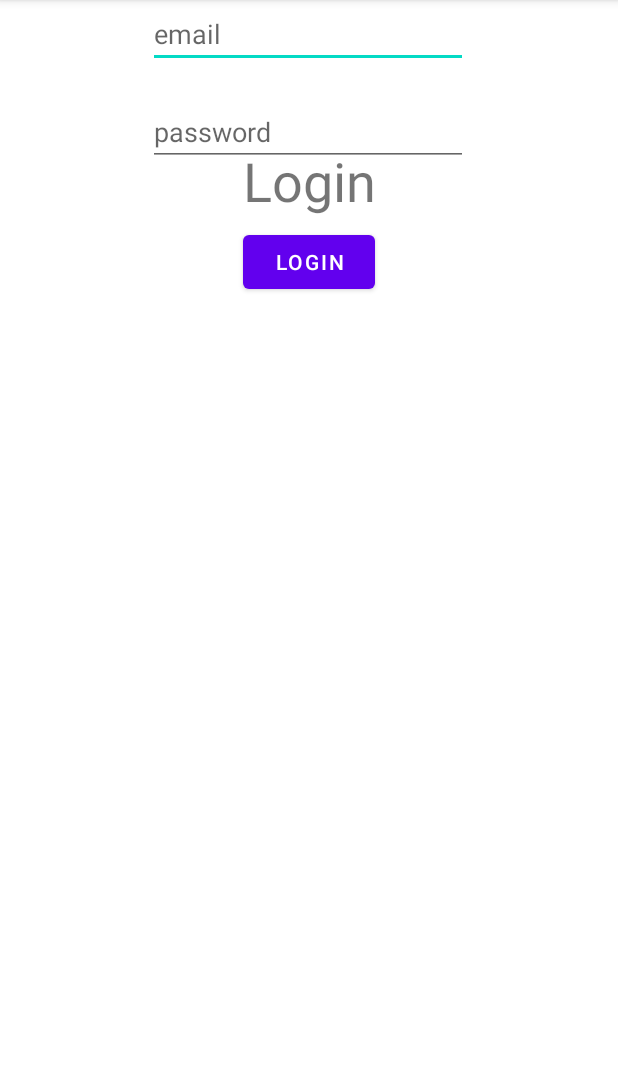
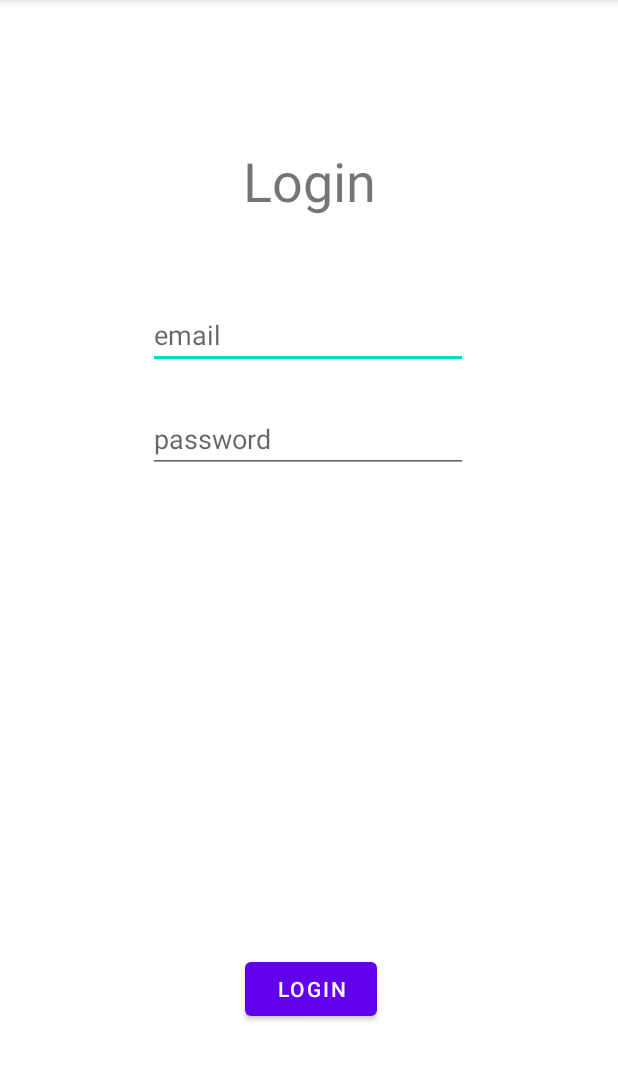
Before and after one commit to mhas97/TennisLadder-Frontend, an Android app: the MainActivity screen opened directly, with no data from a screen before it, on a phone screen of 412 x 824 dp, the part 84-1165 px from its top. Run offline under Robolectric (Android 15) with nearby library versions, the phone set to English and light mode, and no system bars.

Commit message:
fixed ladder bug

```diff
--- a/app/src/main/java/com/example/myapplication/API.java
+++ b/app/src/main/java/com/example/myapplication/API.java
@@ -3,7 +3,7 @@ package com.example.myapplication;
 // [REF: https://www.simplifiedcoding.net/android-mysql-tutorial-to-perform-basic-crud-operation/#Android-MySQL-Tutorial]
 
 public class API {
-    private static final String ROOT_URL = "http://192.168.1.11/Android/v3/tennisapi.php?tennisapi=";
+    private static final String ROOT_URL = "http://172.23.166.182/Android/v3/tennisapi.php?tennisapi=";
     public static final String URL_LOGIN = ROOT_URL + "login";
     public static final String URL_CREATE_PLAYER = ROOT_URL + "create_player";
     public static final String URL_GET_PLAYER_DATA = ROOT_URL + "get_player_data&id=";
--- a/app/src/main/java/com/example/myapplication/LadderAdapter.java
+++ b/app/src/main/java/com/example/myapplication/LadderAdapter.java
@@ -36,6 +36,8 @@ public class LadderAdapter extends RecyclerView.Adapter<LadderAdapter.LadderView
         if (p.get(position).getHotstreak() == 1)
         {
             holder.hotstreak.setImageResource(R.drawable.hot_streak);
+        } else {
+            holder.hotstreak.setImageResource(0);
         }
     }
 
--- a/app/src/main/res/layout/activity_main.xml
+++ b/app/src/main/res/layout/activity_main.xml
@@ -20,20 +20,20 @@
         android:id="@+id/email_input_login"
         android:layout_width="wrap_content"
         android:layout_height="wrap_content"
-        android:layout_marginTop="96dp"
+        android:layout_marginTop="56dp"
         android:ems="10"
         android:hint="email"
         android:inputType="none"
         app:layout_constraintEnd_toEndOf="parent"
         app:layout_constraintHorizontal_bias="0.497"
         app:layout_constraintStart_toStartOf="parent"
-        app:layout_constraintTop_toBottomOf="@+id/textview_title" />
+        app:layout_constraintTop_toBottomOf="@+id/textview_login" />
 
     <EditText
         android:id="@+id/password_input_login"
         android:layout_width="wrap_content"
         android:layout_height="wrap_content"
-        android:layout_marginTop="20dp"
+        android:layout_marginTop="24dp"
         android:ems="10"
         android:hint="password"
         android:inputType="textPassword"
@@ -46,10 +46,13 @@
         android:id="@+id/button_login"
         android:layout_width="wrap_content"
         android:layout_height="wrap_content"
-        android:layout_marginTop="40dp"
+        android:layout_marginTop="320dp"
         android:text="Login"
+        app:layout_constraintBottom_toBottomOf="parent"
         app:layout_constraintEnd_toEndOf="parent"
+        app:layout_constraintHorizontal_bias="0.504"
         app:layout_constraintStart_toStartOf="parent"
-        app:layout_constraintTop_toBottomOf="@+id/password_input_login" />
+        app:layout_constraintTop_toBottomOf="@+id/password_input_login"
+        app:layout_constraintVertical_bias="0.0" />
 
 </androidx.constraintlayout.widget.ConstraintLayout>
--- /dev/null
+++ b/app/src/main/res/mipmap-anydpi-v26/wimbledon_test.xml
@@ -0,0 +1,5 @@
+<?xml version="1.0" encoding="utf-8"?>
+<adaptive-icon xmlns:android="http://schemas.android.com/apk/res/android">
+    <background android:drawable="@color/wimbledon_test_background"/>
+    <foreground android:drawable="@mipmap/wimbledon_test_foreground"/>
+</adaptive-icon>
--- a/app/src/main/res/values/dimens.xml
+++ b/app/src/main/res/values/dimens.xml
@@ -2,4 +2,5 @@
     <!-- Default screen margins, per the Android Design guidelines. -->
     <dimen name="activity_horizontal_margin">16dp</dimen>
     <dimen name="activity_vertical_margin">16dp</dimen>
+    <dimen name="fab_margin">16dp</dimen>
 </resources>
```
Also changed, not shown: app/build.gradle (+5 -4 lines), app/src/main/res/navigation/nav_graph.xml (added, +28 -0 lines), app/src/main/res/values/strings.xml (+9 -0 lines), app/src/main/res/values/themes.xml (+9 -0 lines), app/src/main/res/mipmap-xhdpi/wimbledon_test.png (added), app/src/main/res/mipmap-xhdpi/wimbledon_test_foreground.png (added).
